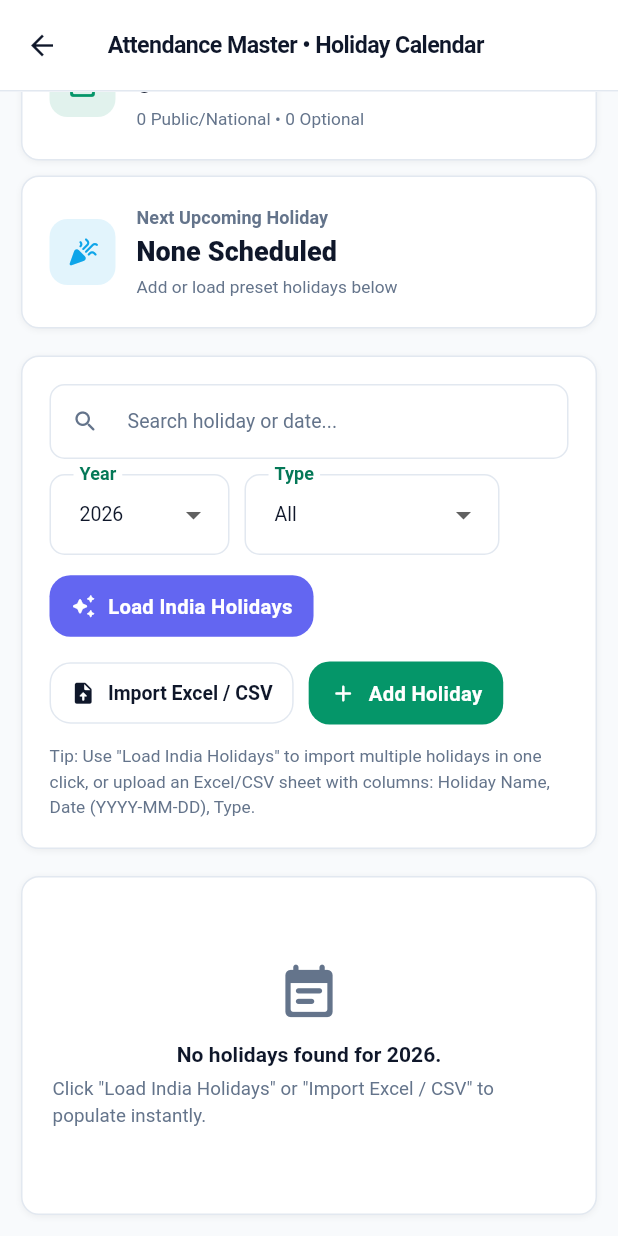
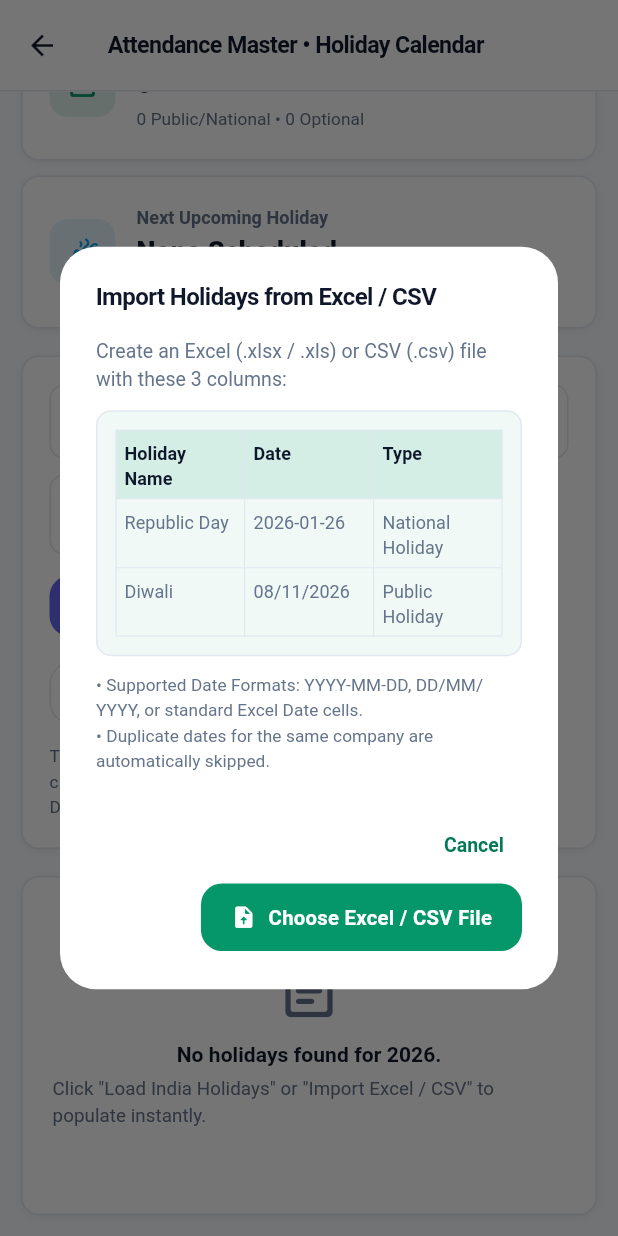
Before and after one commit to meetshah008/ERP-SYSTEM, a Flutter app: the AttendanceMasterScreen screen opened directly, scrolled down 70 dp, after a tap on "Import Excel / CSV", on a phone screen of 412 x 824 dp. Run offline on Flutter 3.47's test engine with Material 3 defaults, Android fonts, the phone set to English and light mode, and no system bars; our stand-ins replace file_picker, shared_preferences; accounts and stored records are empty; network calls fail.

Commit message:
fix(hr): use single quotes in MySQL DATE_FORMAT for ANSI_QUOTES and add Excel holiday import guide

```diff
--- a/erp_frontend/lib/features/04_hr_module/attendance_master_screen.dart
+++ b/erp_frontend/lib/features/04_hr_module/attendance_master_screen.dart
@@ -389,7 +389,7 @@ class _AttendanceMasterScreenState extends State<AttendanceMasterScreen> {
                                       label: const Text('Load India Holidays'),
                                     ),
                                     OutlinedButton.icon(
-                                      onPressed: _isImporting ? null : _importFromExcel,
+                                      onPressed: _isImporting ? null : () => _openExcelGuideDialog(cardBg, borderColor, textTitle, textSub),
                                       style: OutlinedButton.styleFrom(
                                         foregroundColor: textTitle,
                                         side: BorderSide(color: borderColor),
@@ -545,6 +545,78 @@ class _AttendanceMasterScreenState extends State<AttendanceMasterScreen> {
                 Text(sub, maxLines: 1, overflow: TextOverflow.ellipsis, style: TextStyle(color: textSub, fontSize: 11.5)),
               ],
             ),
+          ),
+        ],
+      ),
+    );
+  }
+
+  void _openExcelGuideDialog(Color cardBg, Color borderColor, Color textTitle, Color textSub) {
+    showDialog(
+      context: context,
+      builder: (ctx) => AlertDialog(
+        backgroundColor: cardBg,
+        title: Text('Import Holidays from Excel / CSV', style: TextStyle(color: textTitle, fontWeight: FontWeight.bold, fontSize: 16)),
+        content: SizedBox(
+          width: 480,
+          child: Column(
+            mainAxisSize: MainAxisSize.min,
+            crossAxisAlignment: CrossAxisAlignment.start,
+            children: [
+              Text(
+                'Create an Excel (.xlsx / .xls) or CSV (.csv) file with these 3 columns:',
+                style: TextStyle(color: textSub, fontSize: 13),
+              ),
+              const SizedBox(height: 12),
+              Container(
+                padding: const EdgeInsets.all(12),
+                decoration: BoxDecoration(
+                  color: EnterpriseColors.emerald.withValues(alpha: 0.06),
+                  borderRadius: BorderRadius.circular(10),
+                  border: Border.all(color: borderColor),
+                ),
+                child: Table(
+                  border: TableBorder.all(color: borderColor, width: 0.8),
+                  children: [
+                    TableRow(
+                      decoration: BoxDecoration(color: EnterpriseColors.emerald.withValues(alpha: 0.12)),
+                      children: [
+                        Padding(padding: const EdgeInsets.all(6), child: Text('Holiday Name', style: TextStyle(color: textTitle, fontWeight: FontWeight.bold, fontSize: 12))),
+                        Padding(padding: const EdgeInsets.all(6), child: Text('Date', style: TextStyle(color: textTitle, fontWeight: FontWeight.bold, fontSize: 12))),
+                        Padding(padding: const EdgeInsets.all(6), child: Text('Type', style: TextStyle(color: textTitle, fontWeight: FontWeight.bold, fontSize: 12))),
+                      ],
+                    ),
+                    TableRow(children: [
+                      Padding(padding: const EdgeInsets.all(6), child: Text('Republic Day', style: TextStyle(color: textSub, fontSize: 12))),
+                      Padding(padding: const EdgeInsets.all(6), child: Text('2026-01-26', style: TextStyle(color: textSub, fontSize: 12))),
+                      Padding(padding: const EdgeInsets.all(6), child: Text('National Holiday', style: TextStyle(color: textSub, fontSize: 12))),
+                    ]),
+                    TableRow(children: [
+                      Padding(padding: const EdgeInsets.all(6), child: Text('Diwali', style: TextStyle(color: textSub, fontSize: 12))),
+                      Padding(padding: const EdgeInsets.all(6), child: Text('08/11/2026', style: TextStyle(color: textSub, fontSize: 12))),
+                      Padding(padding: const EdgeInsets.all(6), child: Text('Public Holiday', style: TextStyle(color: textSub, fontSize: 12))),
+                    ]),
+                  ],
+                ),
+              ),
+              const SizedBox(height: 10),
+              Text(
+                '• Supported Date Formats: YYYY-MM-DD, DD/MM/YYYY, or standard Excel Date cells.\n• Duplicate dates for the same company are automatically skipped.',
+                style: TextStyle(color: textSub, fontSize: 11.5),
+              ),
+            ],
+          ),
+        ),
+        actions: [
+          TextButton(onPressed: () => Navigator.pop(ctx), child: const Text('Cancel')),
+          ElevatedButton.icon(
+            style: ElevatedButton.styleFrom(backgroundColor: EnterpriseColors.emerald, foregroundColor: Colors.white),
+            icon: const Icon(Icons.upload_file_rounded, size: 17),
+            label: const Text('Choose Excel / CSV File'),
+            onPressed: () {
+              Navigator.pop(ctx);
+              _importFromExcel();
+            },
           ),
         ],
       ),
```
Also changed, not shown: 3 other files.
